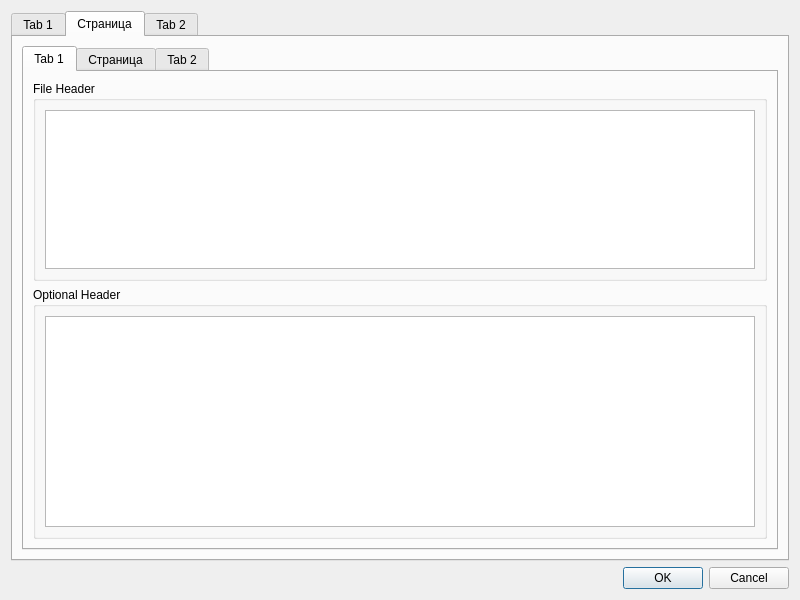
Above: fpropsdialog.ui from vvd7683/SimScanner before the change. Below: the same form after it.
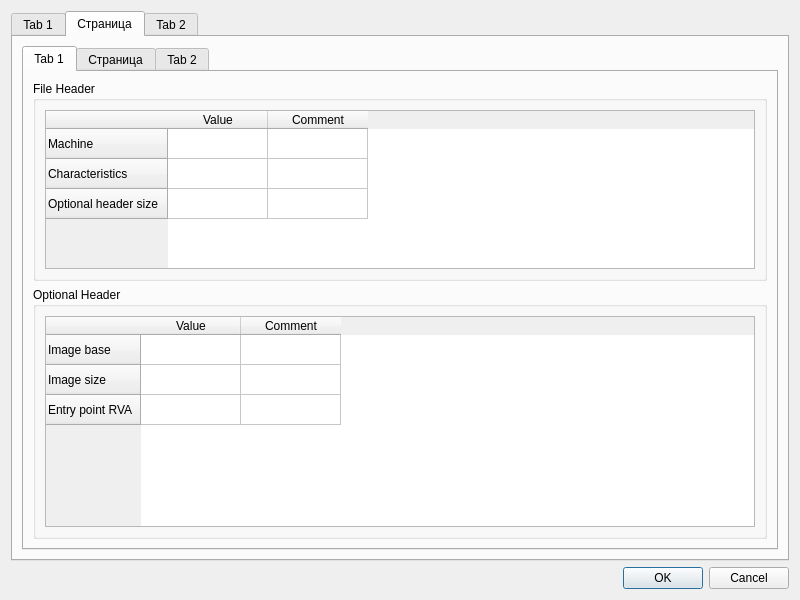
That is the form after the change. The open tabs and pages were chosen to show the change.

Patch:
```diff
--- a/fpropsdialog.ui
+++ b/fpropsdialog.ui
@@ -283,7 +283,40 @@
              </property>
              <layout class="QHBoxLayout" name="horizontalLayout_5">
               <item>
-               <widget class="QTableView" name="tblFileHeader"/>
+               <widget class="QTableWidget" name="tblFileHeader">
+                <row>
+                 <property name="text">
+                  <string>Machine</string>
+                 </property>
+                </row>
+                <row>
+                 <property name="text">
+                  <string>Characteristics</string>
+                 </property>
+                </row>
+                <row>
+                 <property name="text">
+                  <string>Optional header size</string>
+                 </property>
+                </row>
+                <column>
+                 <property name="text">
+                  <string>Value</string>
+                 </property>
+                </column>
+                <column>
+                 <property name="text">
+                  <string>Comment</string>
+                 </property>
+                 <property name="background">
+                  <color>
+                   <red>192</red>
+                   <green>192</green>
+                   <blue>192</blue>
+                  </color>
+                 </property>
+                </column>
+               </widget>
               </item>
              </layout>
             </widget>
@@ -295,7 +328,33 @@
              </property>
              <layout class="QHBoxLayout" name="horizontalLayout_6">
               <item>
-               <widget class="QTableView" name="tblOptionalHeader"/>
+               <widget class="QTableWidget" name="tblOptionalHeader">
+                <row>
+                 <property name="text">
+                  <string>Image base</string>
+                 </property>
+                </row>
+                <row>
+                 <property name="text">
+                  <string>Image size</string>
+                 </property>
+                </row>
+                <row>
+                 <property name="text">
+                  <string>Entry point RVA</string>
+                 </property>
+                </row>
+                <column>
+                 <property name="text">
+                  <string>Value</string>
+                 </property>
+                </column>
+                <column>
+                 <property name="text">
+                  <string>Comment</string>
+                 </property>
+                </column>
+               </widget>
               </item>
              </layout>
             </widget>
```
